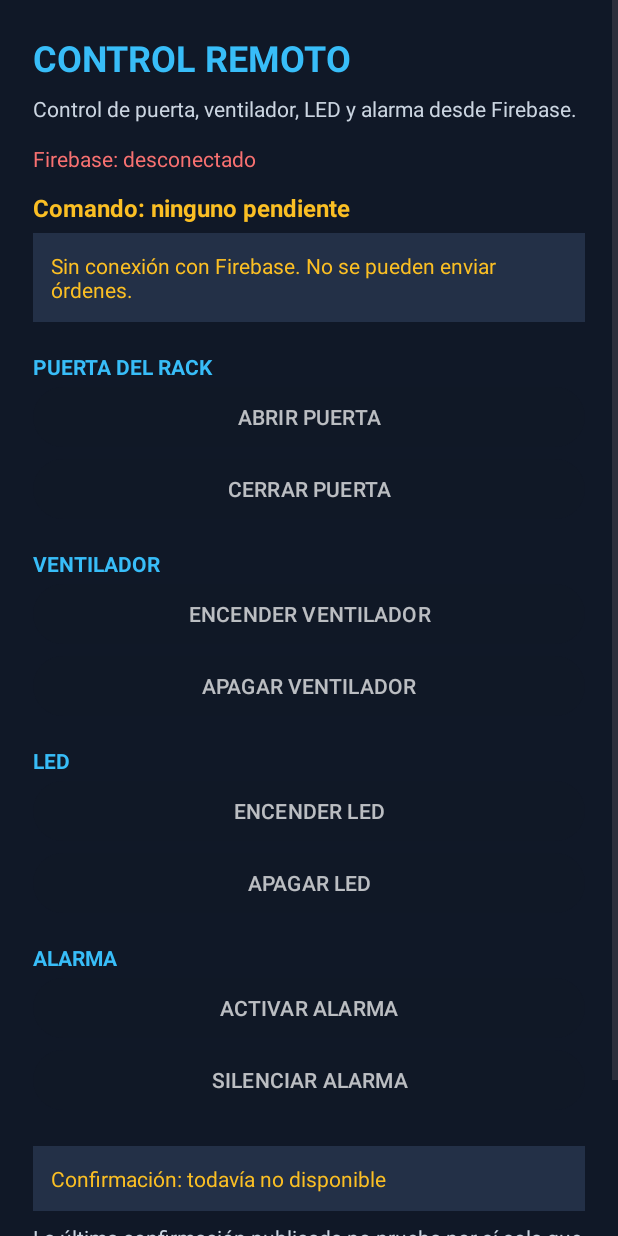
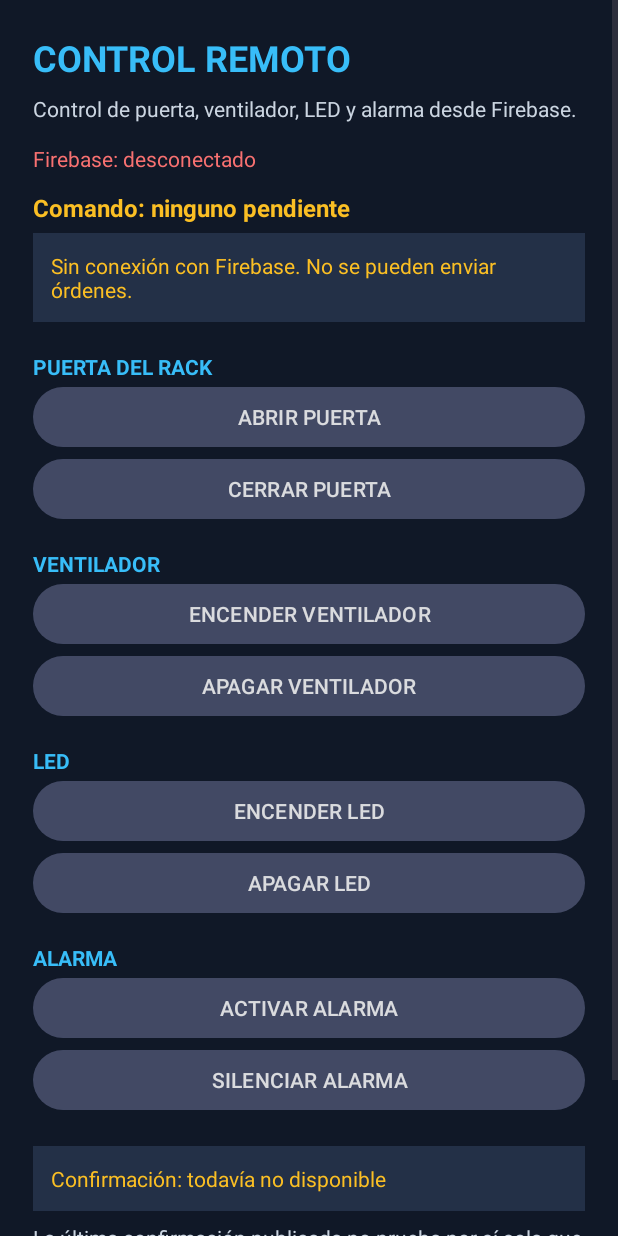
Before and after one commit to Jorge1896/ServerGuardIoT, an Android app: the ControlRemotoActivity screen opened directly, with no data from a screen before it, on a phone screen of 412 x 824 dp. Run offline under Robolectric (Android 15) with nearby library versions, the phone set to English and light mode, and no system bars; our stand-ins replace Firebase (no records; nobody signed in at launch, a user with empty details on screens opened directly).

Commit message:
fix(ui): improve disabled button contrast and timeout wording

```diff
--- a/app/src/main/java/com/serverguard/iot/ControlRemotoActivity.kt
+++ b/app/src/main/java/com/serverguard/iot/ControlRemotoActivity.kt
@@ -1,6 +1,7 @@
 package com.serverguard.iot
 
 import android.graphics.Color
+import android.content.res.ColorStateList
 import android.os.Bundle
 import android.os.Handler
 import android.os.Looper
@@ -93,7 +94,8 @@ class ControlRemotoActivity : AppCompatActivity() {
         botones.forEach {
             it.isEnabled = habilitado
             // Evita que el tema vuelva ilegible el texto de los botones deshabilitados.
-            it.alpha = if (habilitado) 1f else 0.72f
+            it.alpha = if (habilitado) 1f else 0.85f
+            it.backgroundTintList = ColorStateList.valueOf(Color.parseColor(if (habilitado) "#6853A4" else "#4B5270"))
             it.setTextColor(Color.WHITE)
         }
     }
@@ -107,7 +109,7 @@ class ControlRemotoActivity : AppCompatActivity() {
                 val transcurrido = if (pendienteDesde > 0L)
                     (System.currentTimeMillis() - pendienteDesde) / 1000L else 0L
                 if (transcurrido >= 30L)
-                    "Sin respuesta desde hace al menos 30 s. Comprueba Wokwi antes de reintentar."
+                    "Orden pendiente observada durante 30 s o más. Comprueba Wokwi; no se ha confirmado su ejecución."
                 else "Esperando a que Wokwi procese la orden. No se enviarán otras órdenes."
             }
             else -> "Listo para enviar órdenes. La ejecución requiere confirmación del ESP32."
```
